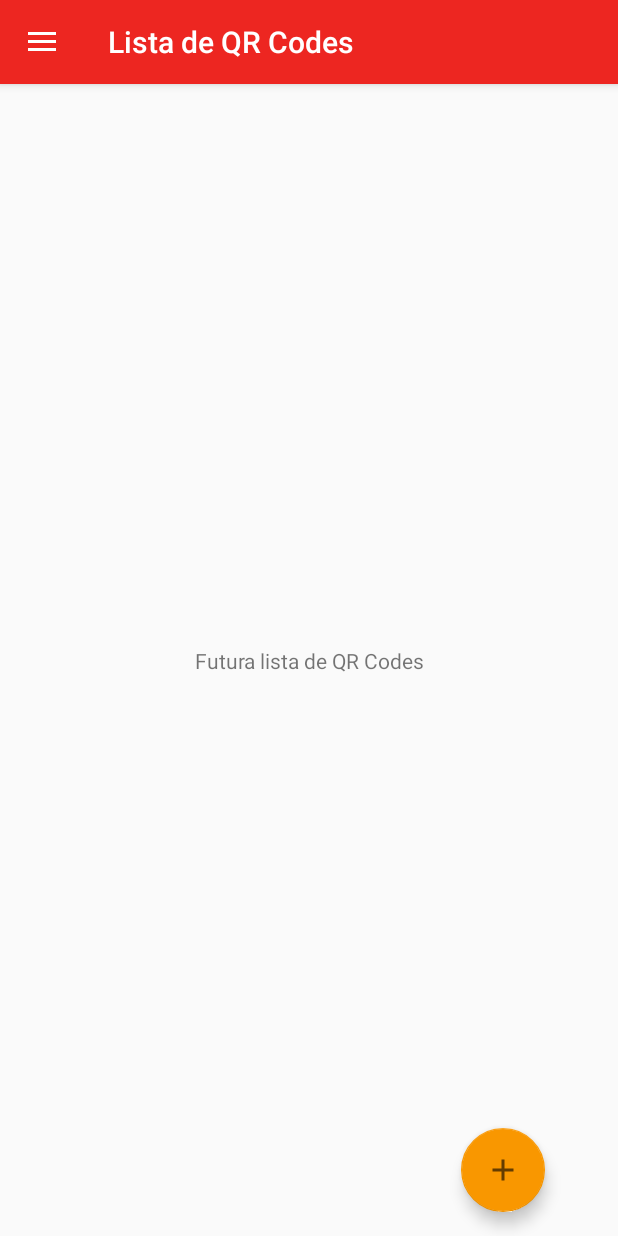
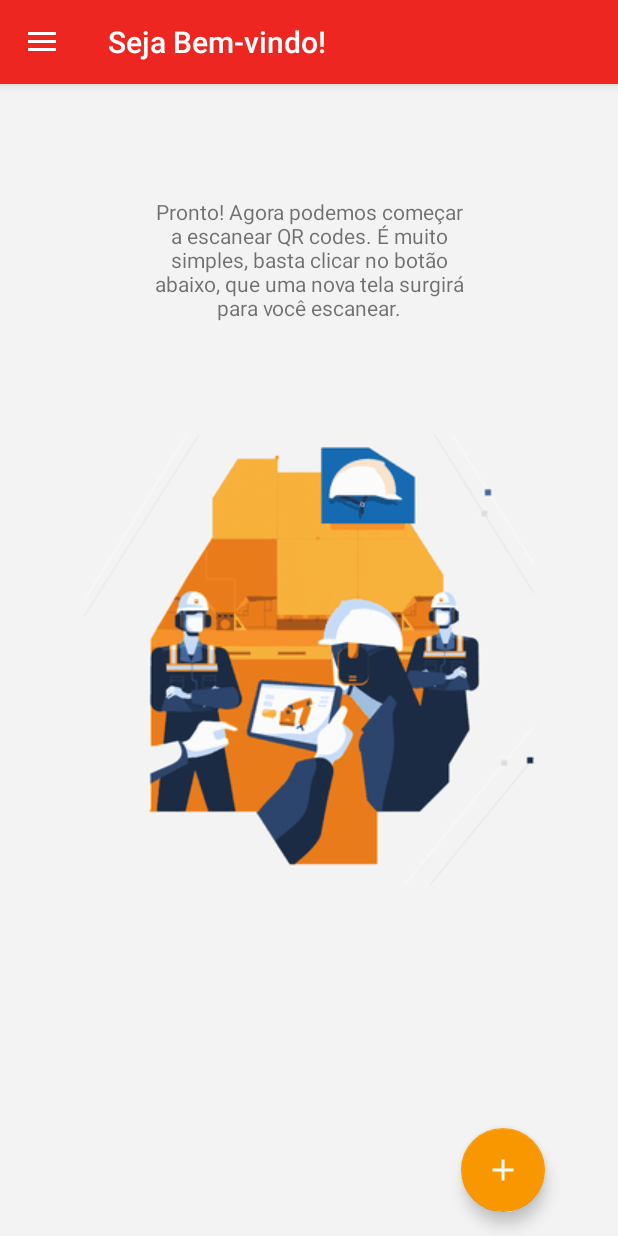
Before and after one commit to lion772/RTControl, an Android app: the HomeActivity screen opened directly, with no data from a screen before it, on a phone screen of 412 x 824 dp. Run offline under Robolectric (Android 15) with nearby library versions, the phone set to English and light mode, and no system bars; our stand-ins replace Firebase (no records; nobody signed in at launch, a user with empty details on screens opened directly), data binding, navigation-ui.

Commit message:
Adding ternium_opening.gif, changing HomeActivity.kt layout and removing one item from activity_main_drawer.xml.

```diff
--- a/app/src/main/AndroidManifest.xml
+++ b/app/src/main/AndroidManifest.xml
@@ -30,11 +30,6 @@
                 android:resource="@xml/provider_paths" />
         </provider>
 
-        <activity android:name=".ui.home.CreateBoardActivity"
-            android:screenOrientation="portrait"
-            android:theme="@style/AppTheme.NoActionBar">
-        </activity>
-
         <activity android:name=".ui.home.BaseActivity" />
         <activity
             android:name=".ui.home.SignInActivity"
@@ -52,7 +47,8 @@
         <activity
             android:name=".ui.home.DetailActivity"
             android:screenOrientation="portrait"
-            android:theme="@style/AppTheme.NoActionBar"></activity>
+            android:theme="@style/AppTheme.NoActionBar">
+        </activity>
         <activity
             android:name=".ui.home.IntroActivity"
             android:screenOrientation="portrait"
--- a/app/src/main/java/williamlopes/project/rtcontrol/ui/home/HomeActivity.kt
+++ b/app/src/main/java/williamlopes/project/rtcontrol/ui/home/HomeActivity.kt
@@ -123,13 +123,6 @@ class HomeActivity : AppCompatActivity(), MyProfileFragmentListener {
 
     override fun onSupportNavigateUp() = findNavController(R.id.host_fragment).navigateUp(appBarConfiguration)
 
-    companion object {
-        private const val MY_PROFILE_REQUEST_CODE = 11
-        private const val SDK_VALUE = 23
-        private const val REQUEST_CODE = 1
-
-    }
-
     override fun listenerProfileImage(uri: Uri) {
         try {
             Glide.with(this)
--- a/app/src/main/java/williamlopes/project/rtcontrol/ui/home/IntroActivity.kt
+++ b/app/src/main/java/williamlopes/project/rtcontrol/ui/home/IntroActivity.kt
@@ -12,7 +12,6 @@ class IntroActivity : BaseActivity() {
         super.onCreate(savedInstanceState)
         setContentView(R.layout.activity_intro)
 
-        window.statusBarColor = ContextCompat.getColor(this, R.color.colorSplash)
         btnSetup()
     }
 
--- a/app/src/main/java/williamlopes/project/rtcontrol/ui/home/ListFragment.kt
+++ b/app/src/main/java/williamlopes/project/rtcontrol/ui/home/ListFragment.kt
@@ -7,6 +7,7 @@ import android.view.View
 import android.view.ViewGroup
 import android.view.Window
 import androidx.core.content.ContextCompat
+import androidx.core.content.res.ResourcesCompat
 import androidx.fragment.app.Fragment
 import kotlinx.android.synthetic.main.fragment_list.*
 import williamlopes.project.rtcontrol.R
@@ -15,8 +16,8 @@ class ListFragment : Fragment() {
 
     override fun onActivityCreated(savedInstanceState: Bundle?) {
         super.onActivityCreated(savedInstanceState)
-        getActionBar()?.title = getString(R.string.qrcodes_list)
-        getActionBar()?.setBackgroundDrawable(resources.getDrawable((R.color.colorPrimary)))
+        getActionBar()?.title = getString(R.string.opening_list)
+        getActionBar()?.setBackgroundDrawable(ResourcesCompat.getDrawable((resources), R.color.colorPrimary, null))
         val window: Window = (activity?.window) as Window
         window.statusBarColor = ContextCompat.getColor(activity as HomeActivity, R.color.colorPrimaryDark)
 
@@ -30,8 +31,6 @@ class ListFragment : Fragment() {
         return (activity as HomeActivity?)?.supportActionBar
     }
 
-
-
     override fun onCreateView(
         inflater: LayoutInflater, container: ViewGroup?,
         savedInstanceState: Bundle?
@@ -39,10 +38,5 @@ class ListFragment : Fragment() {
         return inflater.inflate(R.layout.fragment_list, container, false)
     }
 
-    override fun onViewCreated(view: View, savedInstanceState: Bundle?) {
-        super.onViewCreated(view, savedInstanceState)
-
-
-    }
 
 }
--- a/app/src/main/res/layout/fragment_list.xml
+++ b/app/src/main/res/layout/fragment_list.xml
@@ -4,21 +4,18 @@
     xmlns:tools="http://schemas.android.com/tools"
     android:layout_width="match_parent"
     android:layout_height="match_parent"
+    android:background="@color/opening"
     tools:context=".ui.home.ListFragment">
 
-    <TextView
-        android:id="@+id/textView4"
-        android:layout_width="wrap_content"
-        android:layout_height="wrap_content"
-        android:layout_gravity="center"
-        android:foregroundGravity="center"
-        android:gravity="center"
-        android:text="Futura lista de QR Codes"
+    <ImageView
+        android:id="@+id/imageView2"
+        android:layout_width="400dp"
+        android:layout_height="300dp"
+        android:src="@drawable/ternium_opening"
         app:layout_constraintBottom_toBottomOf="parent"
-        app:layout_constraintEnd_toEndOf="parent"
-        app:layout_constraintStart_toStartOf="parent"
-        app:layout_constraintTop_toTopOf="parent"
-        tools:text="Futura lista de QR Codes" />
+        app:layout_constraintLeft_toLeftOf="parent"
+        app:layout_constraintRight_toRightOf="parent"
+        app:layout_constraintTop_toTopOf="parent" />
 
 
     <com.google.android.material.floatingactionbutton.FloatingActionButton
@@ -32,6 +29,19 @@
         app:layout_constraintEnd_toEndOf="parent"
         app:layout_constraintHorizontal_bias="0.9"
         app:layout_constraintStart_toStartOf="parent"
+        app:tint="@android:color/white"
         app:srcCompat="@drawable/ic_vector_add_24dp" />
 
+    <TextView
+        android:id="@+id/textView"
+        android:layout_width="wrap_content"
+        android:layout_height="wrap_content"
+        android:gravity="center"
+        android:maxEms="14"
+        android:text="@string/opening_text"
+        app:layout_constraintBottom_toTopOf="@+id/imageView2"
+        app:layout_constraintEnd_toEndOf="parent"
+        app:layout_constraintStart_toStartOf="parent"
+        app:layout_constraintTop_toTopOf="parent" />
+
 </androidx.constraintlayout.widget.ConstraintLayout>
--- a/app/src/main/res/menu/activity_main_drawer.xml
+++ b/app/src/main/res/menu/activity_main_drawer.xml
@@ -13,11 +13,6 @@
             android:title="@string/security_rules" />
 
         <item
-            android:id="@id/createBoardActivity"
-            android:icon="@drawable/ic_baseline_dashboard_24"
-            android:title="@string/create_board" />
-
-        <item
             android:id="@+id/sign_out"
             android:icon="@drawable/ic_nav_sign_out"
             android:title="@string/nav_sign_out" />
--- a/app/src/main/res/values/colors.xml
+++ b/app/src/main/res/values/colors.xml
@@ -13,5 +13,6 @@
     <color name="yellowColorDark">#3D3405</color>
     <color name="yellowColor">#676215</color>
     <color name="red_theme">#ED2621</color>
+    <color name="opening">#F3F3F3</color>
 
 </resources>
--- a/app/src/main/res/values/strings.xml
+++ b/app/src/main/res/values/strings.xml
@@ -30,7 +30,7 @@
     <string name="please_click_back_again_to_exit">Por favor, clique de volta de novo para sair.</string>
     <string name="please_wait">Carregando&#8230;</string>
     <string name="user_details">Detalhes do usuário</string>
-    <string name="qrcodes_list">Lista de QR Codes</string>
+    <string name="opening_list">Seja Bem-vindo!</string>
     <string name="login_success">Sucesso ao logar!</string>
     <string name="login_fail">Ocorreu algum erro ao tentar logar.</string>
     <string name="signup_fail">Ocorreu algum erro ao tentar cadastrar.</string>
@@ -58,4 +58,5 @@
     <string name="security_rules">Normas de Segurança</string>
     <string name="create_board">Criar tabela</string>
     <string name="Create_board">Criar um quadro</string>
+    <string name="opening_text">Pronto! Agora podemos começar a escanear QR codes. É muito simples, basta clicar no botão abaixo, que uma nova tela surgirá para você escanear.</string>
 </resources>
```
Also changed, not shown: app/src/main/res/drawable-v24/ternium_opening.gif (added).
